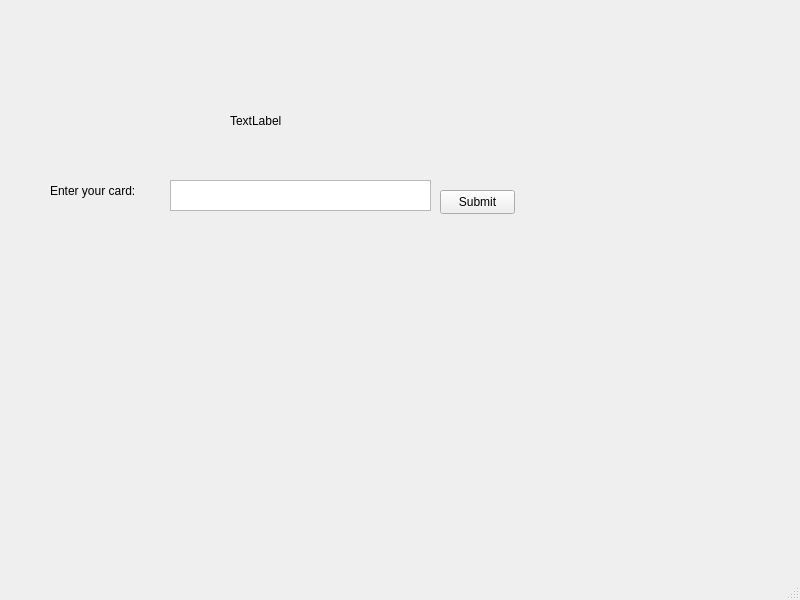
The window that ATM/mainwindow.ui (CS3560-3-3/Bank-ATM-Subsystem) describes before a commit, drawn with Qt 5.
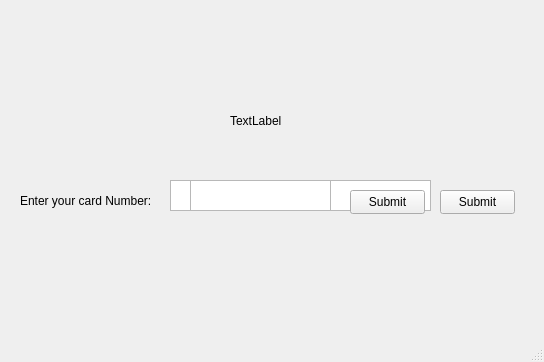
The same window after the commit.

```diff
--- a/ATM/mainwindow.ui
+++ b/ATM/mainwindow.ui
@@ -6,8 +6,8 @@
    <rect>
     <x>0</x>
     <y>0</y>
-    <width>800</width>
-    <height>600</height>
+    <width>544</width>
+    <height>362</height>
    </rect>
   </property>
   <property name="windowTitle">
@@ -40,14 +40,14 @@
    <widget class="QLabel" name="label">
     <property name="geometry">
      <rect>
-      <x>50</x>
-      <y>170</y>
-      <width>101</width>
+      <x>20</x>
+      <y>180</y>
+      <width>141</width>
       <height>41</height>
      </rect>
     </property>
     <property name="text">
-     <string>Enter your card:</string>
+     <string>Enter your card Number:</string>
     </property>
    </widget>
    <widget class="QLabel" name="lblText">
@@ -63,6 +63,32 @@
      <string>TextLabel</string>
     </property>
    </widget>
+   <widget class="QTextEdit" name="pinTxt">
+    <property name="enabled">
+     <bool>true</bool>
+    </property>
+    <property name="geometry">
+     <rect>
+      <x>190</x>
+      <y>180</y>
+      <width>141</width>
+      <height>31</height>
+     </rect>
+    </property>
+   </widget>
+   <widget class="QPushButton" name="pinSubmit">
+    <property name="geometry">
+     <rect>
+      <x>350</x>
+      <y>190</y>
+      <width>75</width>
+      <height>24</height>
+     </rect>
+    </property>
+    <property name="text">
+     <string>Submit</string>
+    </property>
+   </widget>
   </widget>
   <widget class="QMenuBar" name="menubar">
    <property name="geometry">
```
Left out of the diff: 8 changed lines with no effect on the pictures.
